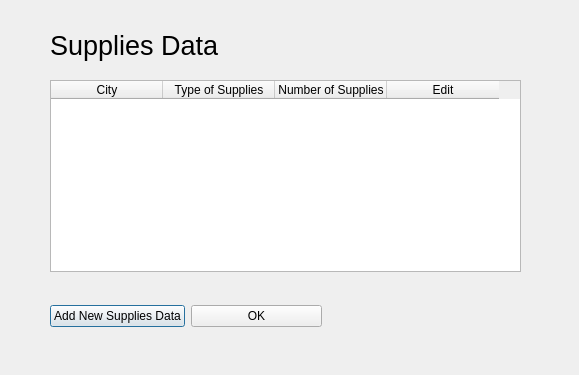
Above: OmegaSquaddApplication/viewthesupplieswindow.ui from paulina7m/COMP3004OmegaSquad before the change. Below: the same form after it.
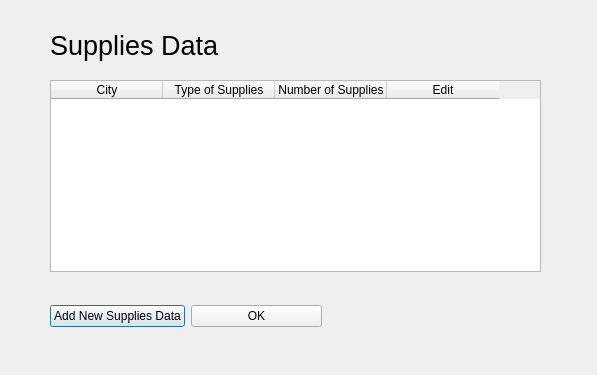
That is the form after the change.

The edit to the form file:
```diff
--- a/OmegaSquaddApplication/viewthesupplieswindow.ui
+++ b/OmegaSquaddApplication/viewthesupplieswindow.ui
@@ -6,7 +6,7 @@
    <rect>
     <x>0</x>
     <y>0</y>
-    <width>579</width>
+    <width>597</width>
     <height>375</height>
    </rect>
   </property>
@@ -36,7 +36,7 @@
     <rect>
      <x>50</x>
      <y>80</y>
-     <width>471</width>
+     <width>491</width>
      <height>192</height>
     </rect>
    </property>
@@ -67,7 +67,7 @@
     </property>
    </column>
   </widget>
-  <widget class="QWidget" name="">
+  <widget class="QWidget" name="layoutWidget">
    <property name="geometry">
     <rect>
      <x>50</x>
```
Left out of the diff: 2 changed lines with no effect on the pictures.
